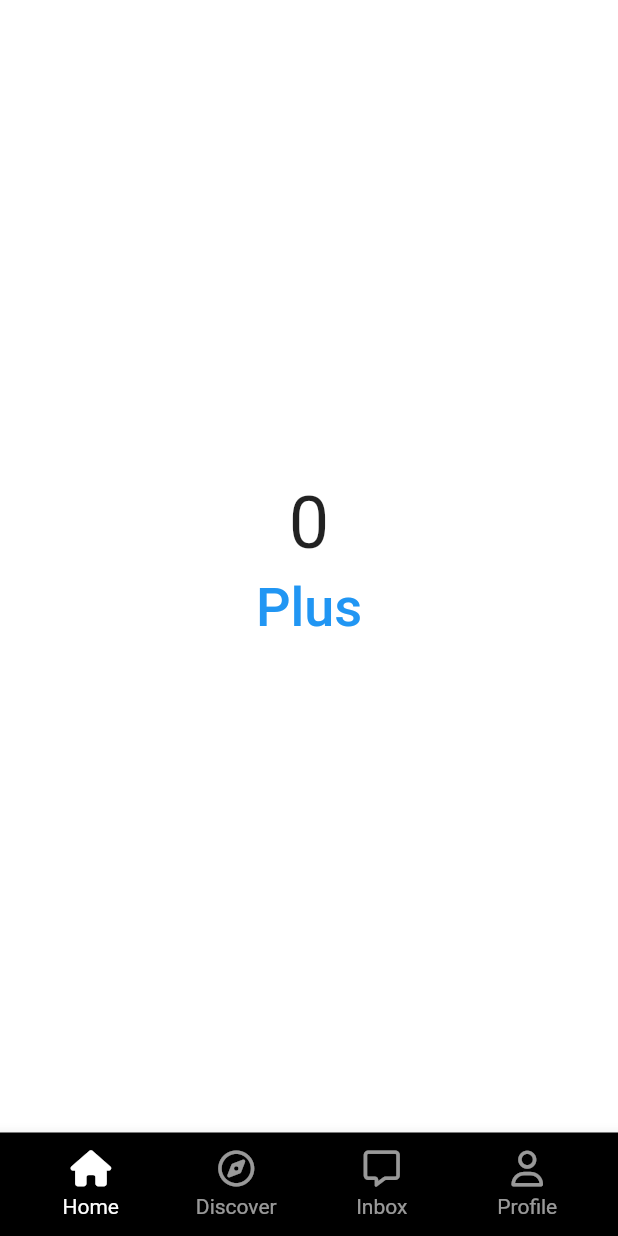
After one commit to kks653/tiktok_clone, a Flutter app: the screen it shows after launch, on a phone screen of 412 x 824 dp. The commit adds this screen. Run offline on Flutter 3.47's test engine with Material 2 defaults, Android fonts, the phone set to English and light mode, and no system bars; our stand-ins replace font_awesome_flutter.

Commit message:
feat: Widget tree 렌더링 유지 처리

```diff
--- a/lib/features/authentication/birthday_screen.dart
+++ b/lib/features/authentication/birthday_screen.dart
@@ -32,8 +32,10 @@ class _BirthdayScreenState extends State<BirthdayScreen> {
   }
 
   void _onNextTap() {
-    Navigator.of(context)
-        .push(MaterialPageRoute(builder: (context) => const InterestsScreen()));
+    Navigator.of(context).pushAndRemoveUntil(
+      MaterialPageRoute(builder: (context) => const InterestsScreen()),
+      (route) => false,
+    );
   }
 
   void _setTextFieldDate(DateTime date) {
--- a/lib/features/authentication/login_form_screen.dart
+++ b/lib/features/authentication/login_form_screen.dart
@@ -24,8 +24,10 @@ class _LoginFormScreenState extends State<LoginFormScreen> {
     if (_formKey.currentState != null) {
       if (_formKey.currentState!.validate()) {
         _formKey.currentState!.save();
-        Navigator.of(context).push(
-            MaterialPageRoute(builder: (context) => const InterestsScreen()));
+        Navigator.of(context).pushAndRemoveUntil(
+          MaterialPageRoute(builder: (context) => const InterestsScreen()),
+          (route) => false,
+        );
       }
     }
   }
--- /dev/null
+++ b/lib/features/main_navigation/main_navigation_screen.dart
@@ -0,0 +1,122 @@
+import 'package:flutter/material.dart';
+import 'package:font_awesome_flutter/font_awesome_flutter.dart';
+import 'package:tiktok_clone/features/main_navigation/stf_screen.dart';
+import 'package:tiktok_clone/features/main_navigation/widgets/nav_tab.dart';
+
+import '../../constants/sizes.dart';
+
+class MainNavigationScreen extends StatefulWidget {
+  const MainNavigationScreen({super.key});
+
+  @override
+  State<MainNavigationScreen> createState() => _MainNavigationScreenState();
+}
+
+class _MainNavigationScreenState extends State<MainNavigationScreen> {
+  int _selectedIndex = 0;
+
+  final screens = [
+    const Center(
+      child: Text(
+        "Home",
+        style: TextStyle(
+          fontSize: Sizes.size80,
+        ),
+      ),
+    ),
+    const Center(
+      child: Text(
+        "Discover",
+        style: TextStyle(
+          fontSize: Sizes.size80,
+        ),
+      ),
+    ),
+    Container(),
+    const Center(
+      child: Text(
+        "Inbox",
+        style: TextStyle(
+          fontSize: Sizes.size80,
+        ),
+      ),
+    ),
+    const Center(
+      child: Text(
+        "Profile",
+        style: TextStyle(
+          fontSize: Sizes.size80,
+        ),
+      ),
+    ),
+  ];
+
+  void _onTap(int index) {
+    setState(() {
+      _selectedIndex = index;
+    });
+  }
+
+  @override
+  Widget build(BuildContext context) {
+    return Scaffold(
+      body: Stack(
+        children: [
+          Offstage(
+            offstage: _selectedIndex != 0,
+            child: const StfScreen(),
+          ),
+          Offstage(
+            offstage: _selectedIndex != 1,
+            child: const StfScreen(),
+          ),
+          Offstage(
+            offstage: _selectedIndex != 3,
+            child: const StfScreen(),
+          ),
+          Offstage(
+            offstage: _selectedIndex != 4,
+            child: const StfScreen(),
+          ),
+        ],
+      ),
+      bottomNavigationBar: BottomAppBar(
+        color: Colors.black,
+        child: Padding(
+          padding: const EdgeInsets.all(Sizes.size12),
+          child:
+              Row(mainAxisAlignment: MainAxisAlignment.spaceBetween, children: [
+            NavTab(
+              text: "Home",
+              isSelected: _selectedIndex == 0,
+              icon: FontAwesomeIcons.house,
+              selectedIcon: FontAwesomeIcons.house,
+              onTap: () => _onTap(0),
+            ),
+            NavTab(
+              text: "Discover",
+              isSelected: _selectedIndex == 1,
+              icon: FontAwesomeIcons.compass,
+              selectedIcon: FontAwesomeIcons.solidCompass,
+              onTap: () => _onTap(1),
+            ),
+            NavTab(
+              text: "Inbox",
+              isSelected: _selectedIndex == 3,
+              icon: FontAwesomeIcons.message,
+              selectedIcon: FontAwesomeIcons.solidMessage,
+              onTap: () => _onTap(3),
+            ),
+            NavTab(
+              text: "Profile",
+              isSelected: _selectedIndex == 4,
+              icon: FontAwesomeIcons.user,
+              selectedIcon: FontAwesomeIcons.solidUser,
+              onTap: () => _onTap(4),
+            ),
+          ]),
+        ),
+      ),
+    );
+  }
+}
--- /dev/null
+++ b/lib/features/main_navigation/stf_screen.dart
@@ -0,0 +1,40 @@
+import 'package:flutter/material.dart';
+
+class StfScreen extends StatefulWidget {
+  const StfScreen({super.key});
+
+  @override
+  State<StfScreen> createState() => _StfScreenState();
+}
+
+class _StfScreenState extends State<StfScreen> {
+  int clicks = 0;
+
+  void _increase() {
+    setState(() {
+      clicks++;
+    });
+  }
+
+  @override
+  Widget build(BuildContext context) {
+    return Center(
+      child: Column(
+        mainAxisAlignment: MainAxisAlignment.center,
+        children: [
+          Text(
+            "$clicks",
+            style: const TextStyle(fontSize: 48),
+          ),
+          TextButton(
+            onPressed: _increase,
+            child: const Text(
+              "Plus",
+              style: TextStyle(fontSize: 36),
+            ),
+          ),
+        ],
+      ),
+    );
+  }
+}
--- /dev/null
+++ b/lib/features/main_navigation/widgets/nav_tab.dart
@@ -0,0 +1,53 @@
+import 'package:flutter/material.dart';
+import 'package:font_awesome_flutter/font_awesome_flutter.dart';
+
+import '../../../constants/gaps.dart';
+
+class NavTab extends StatelessWidget {
+  const NavTab(
+      {super.key,
+      required this.text,
+      required this.isSelected,
+      required this.icon,
+      required this.onTap,
+      required this.selectedIcon});
+
+  final String text;
+  final bool isSelected;
+  final IconData icon;
+  final IconData selectedIcon;
+
+  final Function onTap;
+
+  @override
+  Widget build(BuildContext context) {
+    return Expanded(
+      child: GestureDetector(
+        onTap: () => onTap(),
+        child: Container(
+          color: Colors.black,
+          child: AnimatedOpacity(
+            duration: const Duration(milliseconds: 300),
+            opacity: isSelected ? 1 : 0.6,
+            child: Column(
+              mainAxisSize: MainAxisSize.min,
+              children: [
+                FaIcon(
+                  isSelected ? selectedIcon : icon,
+                  color: Colors.white,
+                ),
+                Gaps.v5,
+                Text(
+                  text,
+                  style: const TextStyle(
+                    color: Colors.white,
+                  ),
+                ),
+              ],
+            ),
+          ),
+        ),
+      ),
+    );
+  }
+}
--- a/lib/features/onboarding/tutorial_screen.dart
+++ b/lib/features/onboarding/tutorial_screen.dart
@@ -3,6 +3,7 @@ import 'package:flutter/material.dart';
 
 import '../../constants/gaps.dart';
 import '../../constants/sizes.dart';
+import '../main_navigation/main_navigation_screen.dart';
 
 enum Direction {
   right,
@@ -49,6 +50,13 @@ class _TutorialScreenState extends State<TutorialScreen> {
         _showingPage = Page.first;
       });
     }
+  }
+
+  void _onEnterPressed() {
+    Navigator.of(context).pushAndRemoveUntil(
+      MaterialPageRoute(builder: (context) => const MainNavigationScreen()),
+      (route) => false,
+    );
   }
 
   @override
@@ -118,7 +126,7 @@ class _TutorialScreenState extends State<TutorialScreen> {
             duration: const Duration(milliseconds: 300),
             opacity: _showingPage == Page.first ? 0 : 1,
             child: CupertinoButton(
-              onPressed: () {},
+              onPressed: _onEnterPressed,
               color: Theme.of(context).primaryColor,
               child: const Text("Enter the app!"),
             ),
--- a/lib/main.dart
+++ b/lib/main.dart
@@ -1,7 +1,7 @@
 import 'package:flutter/material.dart';
-import 'package:tiktok_clone/features/onboarding/interests_screen.dart';
 
 import 'constants/sizes.dart';
+import 'features/main_navigation/main_navigation_screen.dart';
 
 void main() {
   runApp(const TikTokApp());
@@ -29,7 +29,7 @@ class TikTokApp extends StatelessWidget {
             ),
             centerTitle: true),
       ),
-      home: const InterestsScreen(),
+      home: const MainNavigationScreen(),
     );
   }
 }
```
